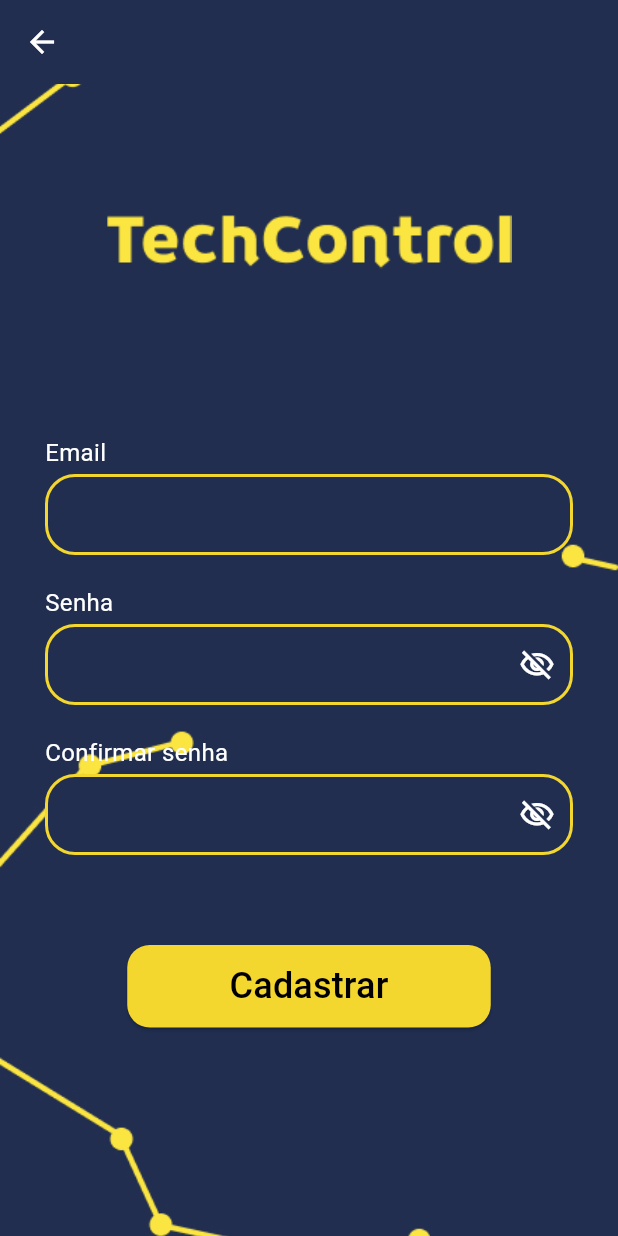
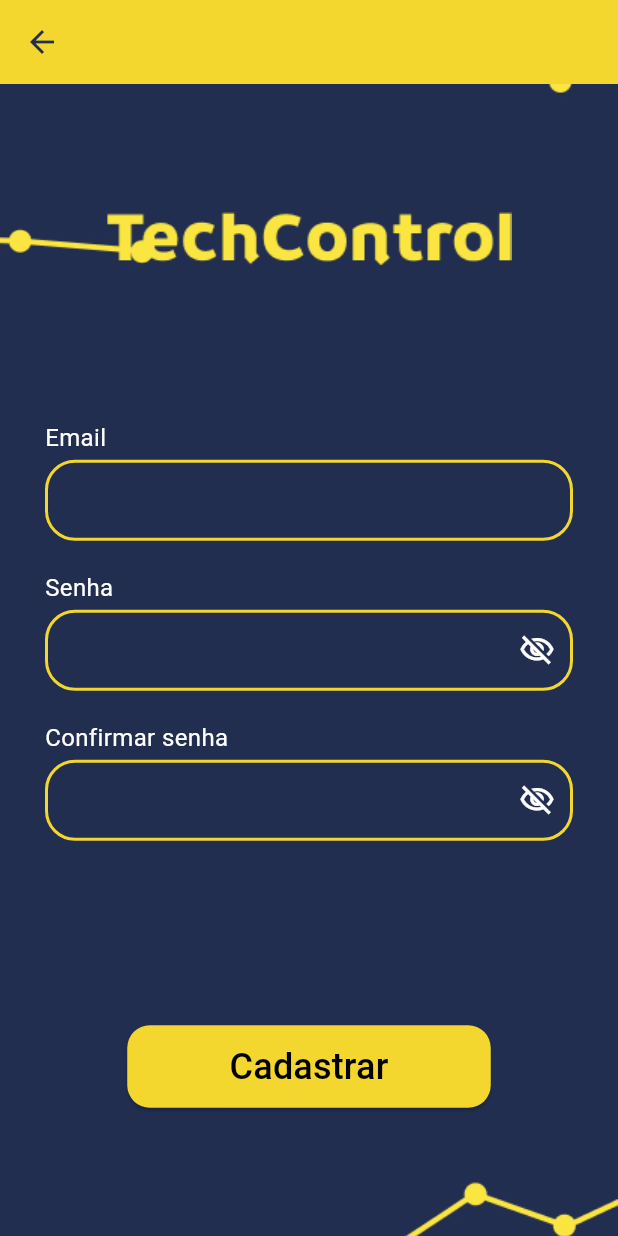
Before and after one commit to victorhug01/techcontrol, a Flutter app: the screen it shows after launch, after a tap on "Cadastrar", on a phone screen of 412 x 824 dp. Run offline on Flutter 3.47's test engine with Material 3 defaults, Android fonts, the phone set to English and light mode, and no system bars; our stand-ins replace email_validator, flutter_dotenv, go_router, supabase_flutter; accounts and stored records are empty.

Commit message:
melhorando a estrutura do código

```diff
--- a/lib/helpers/responsive_utils.dart
+++ b/lib/helpers/responsive_utils.dart
@@ -5,6 +5,7 @@ class ResponsiveUtils {
 
   ResponsiveUtils(this.context);
 
+  double get height => MediaQuery.of(context).size.height;
   double get width => MediaQuery.of(context).size.width;
 
   bool get isMobile => width <= 479;
--- a/lib/routes/routes_settings.dart
+++ b/lib/routes/routes_settings.dart
@@ -13,17 +13,15 @@ class RoutersApp {
       final isLoggingIn = state.matchedLocation == '/login';
       final isSigningUp = state.matchedLocation == '/cadastro';
 
-      // Se a sessão ainda está carregando, não faz nada (evita redirecionamento prematuro)
       if (session == null && !isLoggingIn && !isSigningUp) {
         return '/login';
       }
 
-      // Se o usuário está logado e tenta acessar login ou cadastro, redireciona para home
       if (session != null && (isLoggingIn || isSigningUp)) {
         return '/home';
       }
 
-      return null; // Permite navegação normal
+      return null;
     },
 
     routes: <RouteBase>[
--- a/lib/view/auth/signup/sign_up_page.dart
+++ b/lib/view/auth/signup/sign_up_page.dart
@@ -2,6 +2,7 @@ import 'package:email_validator/email_validator.dart';
 import 'package:flutter/material.dart';
 import 'package:provider/provider.dart';
 import 'package:techcontrol/app/theme.dart';
+import 'package:techcontrol/helpers/responsive_utils.dart';
 import 'package:techcontrol/helpers/validators.dart';
 import 'package:techcontrol/model/sign_up_model.dart';
 import 'package:techcontrol/viewmodel/sign_up_viewmodel.dart';
@@ -25,10 +26,11 @@ class _SignUpPageState extends State<SignUpPage> with ValidationMixinClass {
   @override
   Widget build(BuildContext context) {
     final signInViewModel = Provider.of<SignUpViewModel>(context);
+    final response = ResponsiveUtils(context).height;
     return Scaffold(
       appBar: AppBar(
-        backgroundColor: AppTheme.lightTheme.colorScheme.primary,
-        iconTheme: IconThemeData(color: AppTheme.lightTheme.colorScheme.surface),
+        backgroundColor: AppTheme.lightTheme.colorScheme.secondary,
+        iconTheme: IconThemeData(color: AppTheme.lightTheme.colorScheme.primary),
       ),
       backgroundColor: AppTheme.lightTheme.primaryColor,
       body: SafeArea(
@@ -38,20 +40,23 @@ class _SignUpPageState extends State<SignUpPage> with ValidationMixinClass {
           padding: EdgeInsets.symmetric(horizontal: 30.0, vertical: 16.0),
           decoration: BoxDecoration(
             image: DecorationImage(
-              image: AssetImage('assets/images/image_background.jpg'),
+              image: AssetImage('assets/images/image_background2.jpg'),
               fit: BoxFit.cover,
             ),
           ),
-          child: Column(
-            mainAxisAlignment: MainAxisAlignment.center,
-            spacing: 40.0,
-            children: [
-              Expanded(child: Center(child: Image.asset('assets/images/write_techcontrol.png'))),
-              SingleChildScrollView(
-                reverse: true,
           child: Form(
             key: _signUpKeyForm,
+            child: Align(
+              alignment: Alignment.center,
+              child: SingleChildScrollView(
+                reverse: true,
                 child: Column(
+                  crossAxisAlignment: CrossAxisAlignment.center,
+                  mainAxisAlignment: MainAxisAlignment.center,
+                  spacing: response / 8,
+                  children: [
+                    Image.asset('assets/images/write_techcontrol.png'),
+                    Column(
                       children: [
                         Column(
                           crossAxisAlignment: CrossAxisAlignment.start,
@@ -171,17 +176,17 @@ class _SignUpPageState extends State<SignUpPage> with ValidationMixinClass {
                                     () => isNotEmpyt(value),
                                     () => hasSixChars(value),
                                     () => maxTwoHundredCharacters(value),
-                                  () => value != _passwordController.text ? "Senhas diferentes!" : null,
+                                    () =>
+                                        value != _passwordController.text
+                                            ? "Senhas diferentes!"
+                                            : null,
                                   ]),
                             ),
                           ],
                         ),
                       ],
                     ),
-                ),
-              ),
-              Expanded(
-                child: Align(
+                    Align(
                       alignment: Alignment.topCenter,
                       child: ButtonWidget(
                         color: AppTheme.lightTheme.colorScheme.secondary,
@@ -213,8 +218,10 @@ class _SignUpPageState extends State<SignUpPage> with ValidationMixinClass {
                         },
                       ),
                     ),
+                  ],
                 ),
-            ],
+              ),
+            ),
           ),
         ),
       ),
```
Also changed, not shown: lib/view/home/home_page.dart (+17 -4 lines), assets/images/image_background2.jpg (added). Lines whose indentation alone changed are shown as unchanged.
